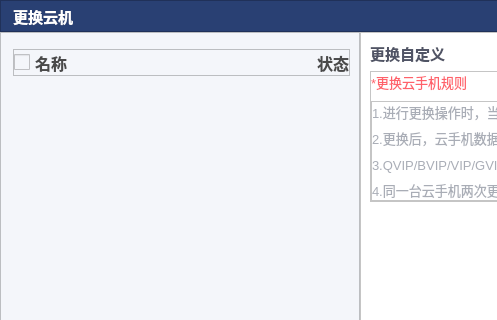
This is replacecloudphonedialog.ui in ZhouMei20220810/TEST as Qt 5 draws it before an edit; both pictures show x 0 to 497 and y 0 to 320 of the 792 by 487 pixel window. The edited form follows.
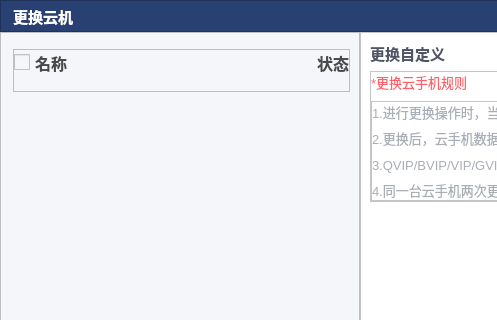
This is the edited form. Icons and pictures are not drawn.

Commit message: 更换云机列表头距离调整,选项QCheckBox与QLabel文字水平方向调整为一直QCheckBox默认垂直中心对齐

What changed in the file:
```diff
--- a/replacecloudphonedialog.ui
+++ b/replacecloudphonedialog.ui
@@ -391,7 +391,7 @@
           <property name="minimumSize">
            <size>
             <width>0</width>
-            <height>20</height>
+            <height>38</height>
            </size>
           </property>
           <property name="styleSheet">
@@ -417,7 +417,7 @@
             <number>0</number>
            </property>
            <property name="bottomMargin">
-            <number>0</number>
+            <number>16</number>
            </property>
            <item>
             <widget class="QCheckBox" name="checkBoxAll">
```
The commit also changes 2 other files.
